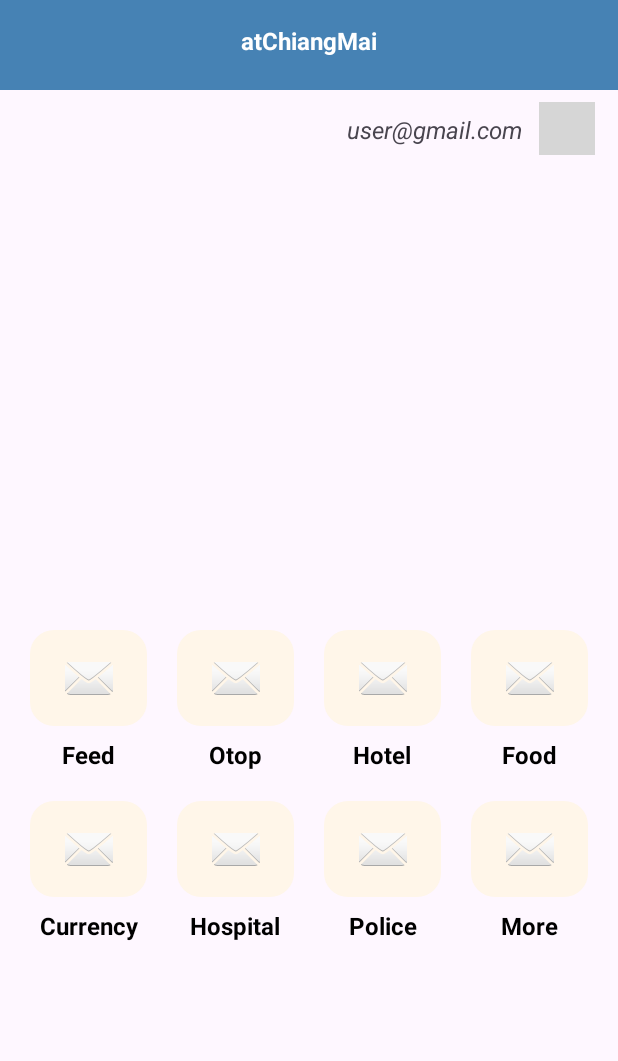
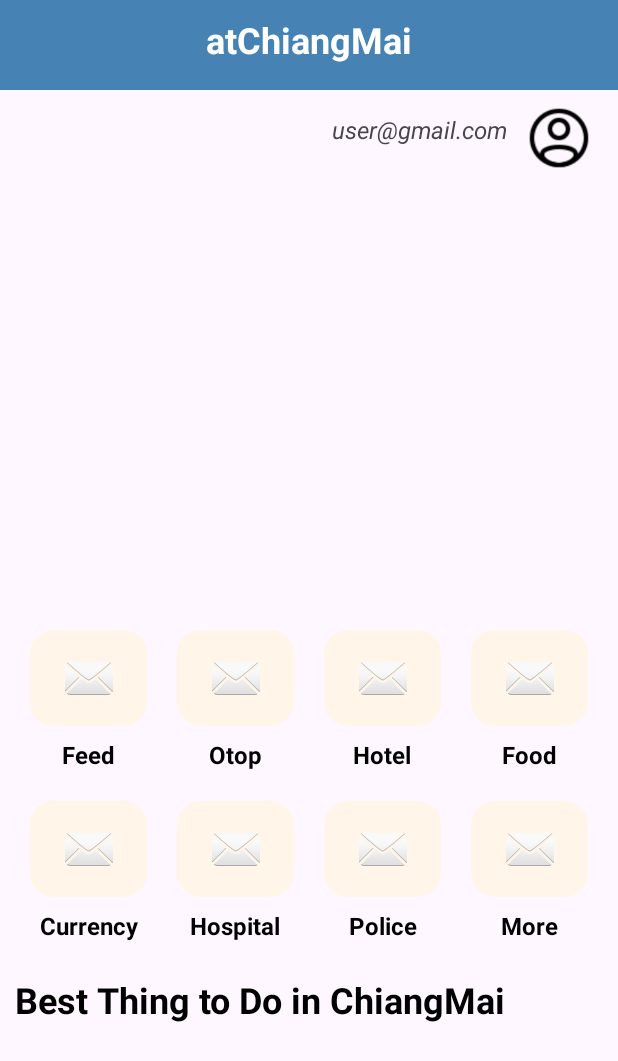
Before and after one commit to alwdev/atChiangmai2024_admin, an Android app: the layout activity_main.xml on its own in the app's theme, with its tools: preview values and no code run, on a phone screen of 412 x 824 dp. Shown: the top 1061 px of the screen. Run offline under Robolectric (Android 15) with nearby library versions, the light colour scheme and no system bars; grey boxes are pictures that could not be loaded.

Commit message:
worachon slideDot

```diff
--- /dev/null
+++ b/app/src/main/res/drawable/non_active_dot.xml
@@ -0,0 +1,12 @@
+<?xml version="1.0" encoding="utf-8"?>
+<shape xmlns:android="http://schemas.android.com/apk/res/android"
+    android:shape="oval"
+    android:dither="true"
+    android:useLevel="true">
+
+    <size android:width="8dp"
+        android:height="8dp"/>
+
+    <solid android:color="#bebebe"/>
+
+</shape>
--- a/app/src/main/res/layout/activity_main.xml
+++ b/app/src/main/res/layout/activity_main.xml
@@ -4,41 +4,28 @@
     xmlns:tools="http://schemas.android.com/tools"
     android:layout_width="match_parent"
     android:layout_height="match_parent"
+    android:orientation="vertical"
     tools:context=".MainActivity">
 
-    <ScrollView
-        android:id="@+id/scrollView2"
+    <RelativeLayout
         android:layout_width="match_parent"
-        android:layout_height="match_parent">
+        android:layout_height="wrap_content"
+        tools:ignore="MissingConstraints">
 
         <LinearLayout
             android:layout_width="match_parent"
             android:layout_height="wrap_content"
-            android:orientation="horizontal">
+            android:orientation="vertical">
 
             <TextView
-                android:id="@+id/textView"
-                android:layout_width="0dp"
+                android:layout_width="match_parent"
                 android:layout_height="60dp"
-                android:layout_weight="1"
-                android:background="@color/SteelBlue" />
-
-        </LinearLayout>
-    </ScrollView>
-
-    <RelativeLayout
-        android:layout_width="match_parent"
-        android:layout_height="50dp"
-        tools:ignore="MissingConstraints">
-
-        <TextView
-            android:layout_width="wrap_content"
-            android:layout_height="wrap_content"
-            android:layout_marginTop="16dp"
-            android:text="atChiangMai"
-            android:layout_centerHorizontal="true"
+                android:background="@color/SteelBlue"
+                android:padding="10dp"
+                android:text="@string/atchiangmai"
+                android:textAlignment="center"
                 android:textColor="@color/white"
-            android:textSize="16sp"
+                android:textSize="24sp"
                 android:textStyle="bold"
                 app:layout_constraintBottom_toBottomOf="parent"
                 app:layout_constraintEnd_toEndOf="parent"
@@ -47,52 +34,48 @@
                 app:layout_constraintTop_toTopOf="parent"
                 app:layout_constraintVertical_bias="0.019" />
 
+        </LinearLayout>
+
     </RelativeLayout>
 
     <TextView
-        android:layout_width="129dp"
+        android:layout_width="wrap_content"
         android:layout_height="wrap_content"
         android:layout_alignParentEnd="true"
         android:layout_marginTop="75dp"
-        android:layout_marginEnd="51dp"
-        android:gravity="start"
+        android:layout_marginEnd="74dp"
         android:text="@string/user_gmail_com"
         android:textSize="16sp"
         android:textStyle="italic" />
 
-
     <ImageView
         android:id="@+id/imageView3"
-        android:layout_width="37dp"
-        android:layout_height="35dp"
+        android:layout_width="48dp"
+        android:layout_height="48dp"
         android:layout_alignParentEnd="true"
         android:layout_marginTop="68dp"
         android:layout_marginEnd="15dp"
-        android:gravity="right"
         app:srcCompat="@drawable/profile" />
 
     <androidx.viewpager2.widget.ViewPager2
         android:id="@+id/viewpager2"
         android:layout_width="match_parent"
-        android:layout_height="241dp"
-        android:layout_alignParentTop="true"
+        android:layout_height="250dp"
         android:layout_marginTop="119dp" />
 
         <LinearLayout
             android:id="@+id/slideDotLL"
+            android:layout_marginTop="-16dp"
             android:layout_width="match_parent"
-        android:layout_height="20dp"
-        android:layout_below="@+id/viewpager2"
-        android:layout_marginTop="5dp"
-        android:gravity="center"
-        android:orientation="horizontal">
+            android:orientation="horizontal"
+            android:layout_height="wrap_content"
+            android:layout_below="@id/viewpager2"
+            android:gravity="center"/>
 
-    </LinearLayout>
 
     <LinearLayout
         android:layout_width="match_parent"
         android:layout_height="wrap_content"
-        android:layout_alignParentStart="true"
         android:layout_marginStart="10dp"
         android:layout_marginTop="410dp"
         android:layout_marginEnd="10dp"
@@ -439,15 +422,33 @@
         </LinearLayout>
     </LinearLayout>
 
+    <LinearLayout
+        android:layout_width="match_parent"
+        android:layout_height="wrap_content"
+        android:orientation="horizontal"
+        android:layout_marginTop="650dp"
+        >
+
         <TextView
             android:layout_width="match_parent"
             android:layout_height="wrap_content"
-        android:layout_alignParentStart="true"
             android:layout_marginStart="10dp"
-        android:layout_marginTop="850dp"
+            android:layout_marginTop="0dp"
             android:text="Best Thing to Do in ChiangMai"
             android:textColor="@color/black"
-        android:textSize="16sp"
+            android:textSize="24sp"
             android:textStyle="bold" />
 
+    </LinearLayout>
+
+    <androidx.recyclerview.widget.RecyclerView
+        android:id="@+id/view1"
+        android:layout_width="match_parent"
+        android:layout_height="200dp"
+        android:layout_marginTop="690dp"
+        android:clipToPadding="false"
+        android:paddingStart="24dp"
+        android:paddingEnd="24dp" />
+
+
 </RelativeLayout>
--- a/app/src/main/res/values/strings.xml
+++ b/app/src/main/res/values/strings.xml
@@ -12,4 +12,5 @@
     <string name="Hotel" />
     <string name="hotel" />
     <string name="hotels">Hotel</string>
+    <string name="atchiangmai">atChiangMai</string>
 </resources>
```
Also changed, not shown: app/src/main/res/drawable/cheangdao.jpg (added), app/src/main/res/drawable/huynamdang.jpg (added), app/src/main/res/drawable/intanon.jpg (added), app/src/main/res/drawable/jdluang.jpg (added), app/src/main/res/drawable/kunluang.jpg (added), app/src/main/res/drawable/maewang.jpg (added), app/src/main/res/drawable/mondjam.jpg (added), app/src/main/res/drawable/profile.png (added), app/src/main/res/drawable/thapae.jpg (added). Lines whose indentation alone changed are shown as unchanged.
